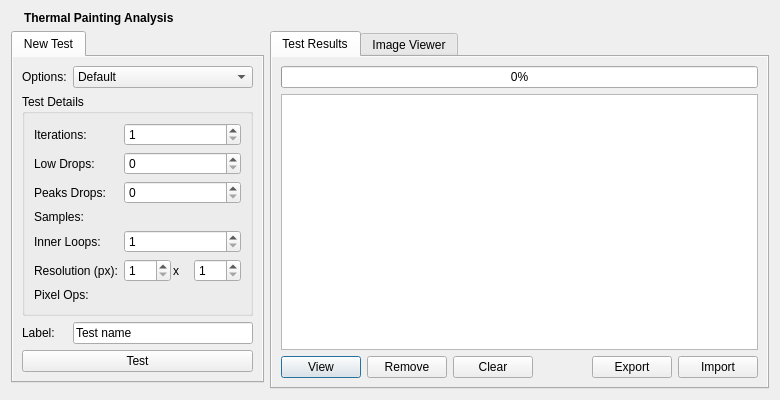
The window that src/plugins/inspector/nokiaqtbackend/painting/thermalpanel.ui (enricoros/k-qt-creator-inspector) describes before a commit, drawn with Qt 5.
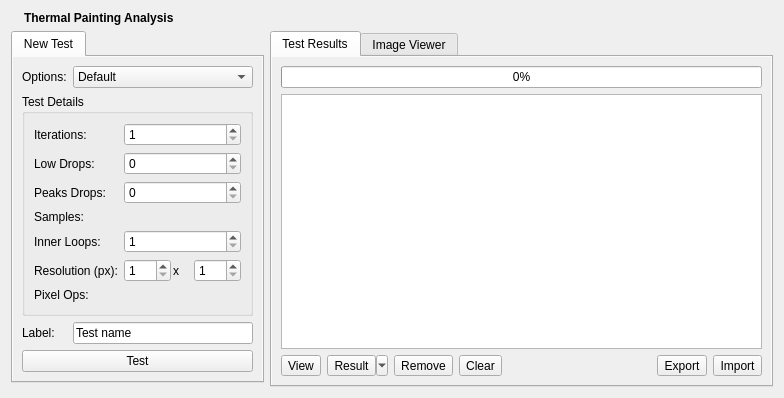
The same window after the commit. Icons and pictures are not drawn.

Commit message: Inspector: thermal: change test results name and fix a bug

```diff
--- a/src/plugins/inspector/nokiaqtbackend/painting/thermalpanel.ui
+++ b/src/plugins/inspector/nokiaqtbackend/painting/thermalpanel.ui
@@ -7,8 +7,8 @@
    <rect>
     <x>0</x>
     <y>0</y>
-    <width>780</width>
-    <height>400</height>
+    <width>784</width>
+    <height>398</height>
    </rect>
   </property>
   <layout class="QGridLayout" name="gridLayout_2">
@@ -292,24 +292,31 @@
        <item>
         <layout class="QHBoxLayout" name="horizontalLayout_3">
          <item>
-          <widget class="QPushButton" name="viewButton">
+          <widget class="QToolButton" name="viewButton">
            <property name="text">
             <string>View</string>
            </property>
-           <property name="default">
-            <bool>true</bool>
+          </widget>
+         </item>
+         <item>
+          <widget class="QToolButton" name="resultButton">
+           <property name="text">
+            <string>Result</string>
            </property>
+           <property name="popupMode">
+            <enum>QToolButton::MenuButtonPopup</enum>
+           </property>
           </widget>
          </item>
          <item>
-          <widget class="QPushButton" name="removeButton">
+          <widget class="QToolButton" name="removeButton">
            <property name="text">
             <string>Remove</string>
            </property>
           </widget>
          </item>
          <item>
-          <widget class="QPushButton" name="clearButton">
+          <widget class="QToolButton" name="clearButton">
            <property name="text">
             <string>Clear</string>
            </property>
@@ -329,14 +336,14 @@
           </spacer>
          </item>
          <item>
-          <widget class="QPushButton" name="exportButton">
+          <widget class="QToolButton" name="exportButton">
            <property name="text">
             <string>Export</string>
            </property>
           </widget>
          </item>
          <item>
-          <widget class="QPushButton" name="importButton">
+          <widget class="QToolButton" name="importButton">
            <property name="text">
             <string>Import</string>
            </property>
```
Left out of the diff: 4 changed lines with no effect on the pictures. The commit also changes 5 other files.
